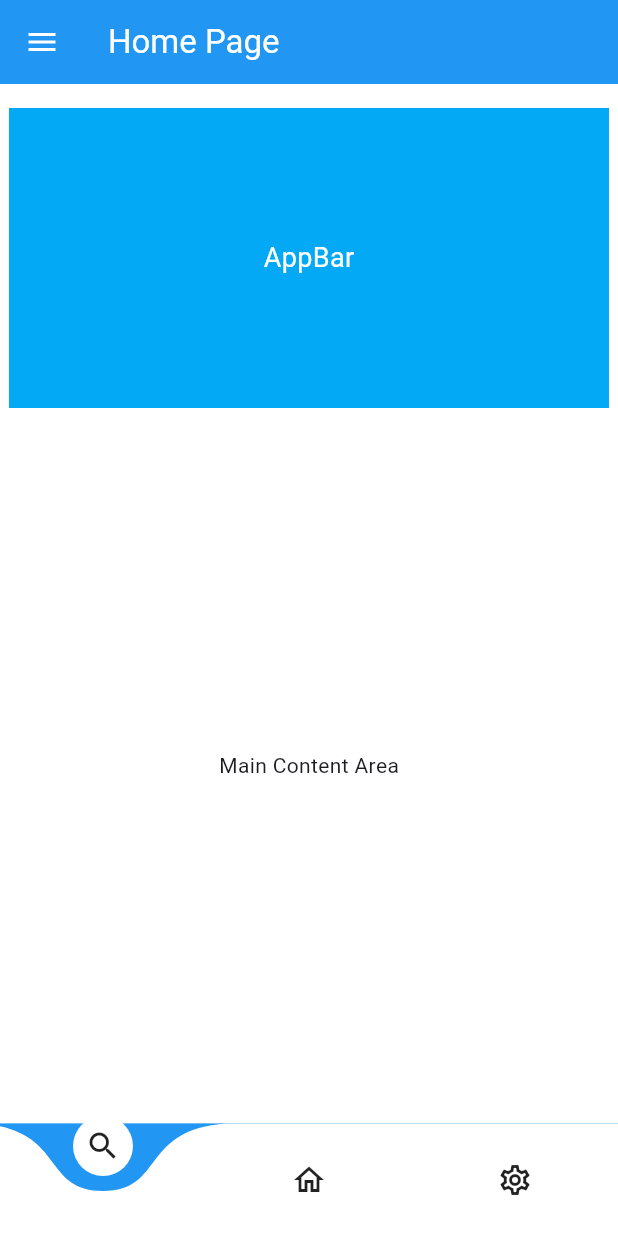
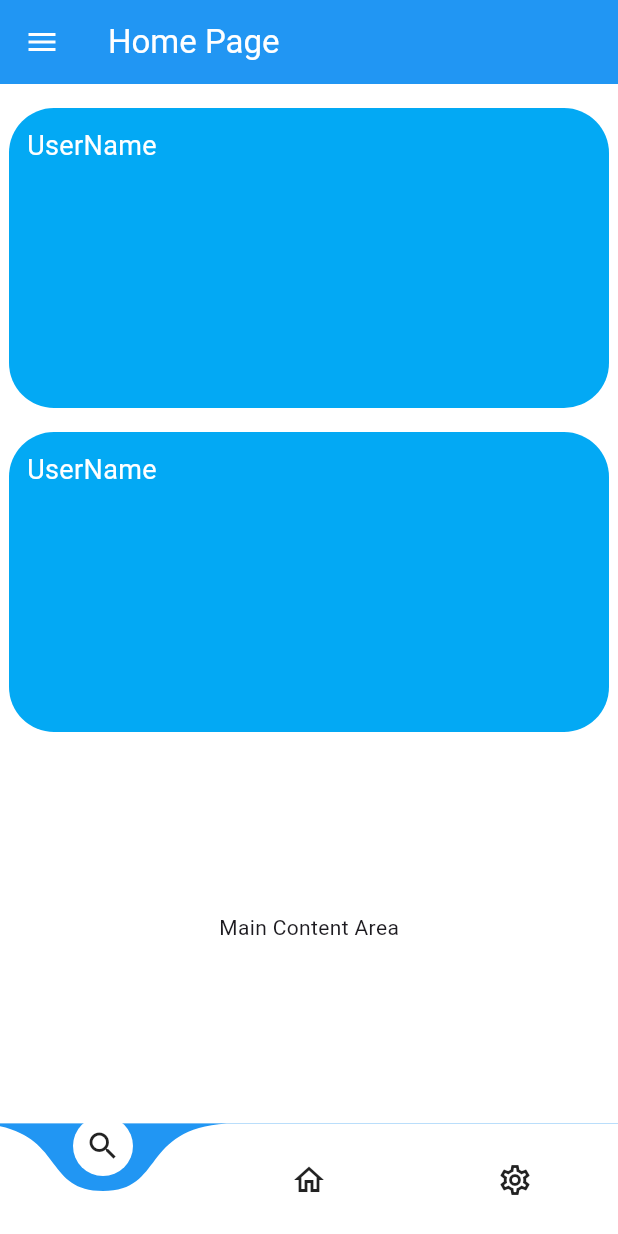
Before and after one commit to DipakSingh0/Major, a Flutter app: the screen it shows after launch, on a phone screen of 412 x 824 dp. Run offline on Flutter 3.47's test engine with Material 3 defaults, Android fonts, the phone set to English and light mode, and no system bars; drawn by our look-alikes of curved_navigation_bar; our stand-ins replace smooth_page_indicator.

Commit message:
edited homepage

```diff
--- a/lib/insideapp/home_page.dart
+++ b/lib/insideapp/home_page.dart
@@ -149,16 +149,22 @@ class _HomePageState extends State<HomePage>
 
     var myChild = Container(
       color: Theme.of(context).scaffoldBackgroundColor,
+      child: Center(
         child: Column(
           children: [
             Container(
               height: 200,
               width: 400,
+              decoration: BoxDecoration(
                  color: Colors.lightBlue,
+                borderRadius: BorderRadius.circular(30)
+              ),
               margin: const EdgeInsets.only(top: 16.0),
-            child: Center(
+              child: Padding(
+                padding: const EdgeInsets.only(left:12.0 , top:12.0),
                 child: Text(
-                'AppBar',
+
+                  'UserName',
                   style: TextStyle(
                     color: Colors.white,
                     fontSize: 18,
@@ -166,12 +172,33 @@ class _HomePageState extends State<HomePage>
                 ),
               ),
             ),
+            Container(
+              height: 200,
+              width: 400,
+              decoration: BoxDecoration(
+                  color: Colors.lightBlue,
+                  borderRadius: BorderRadius.circular(30)),
+              margin: const EdgeInsets.only(top: 16.0),
+              child: Padding(
+                padding: const EdgeInsets.only(left: 12.0, top: 12.0),
+
+                child: Text(
+                  'UserName',
+                  style: TextStyle(
+                    color: Colors.white,
+                    fontSize: 18,
+                  ),
+                ),
+              ),
+            ),
+
             Expanded(
               child: Center(
                 child: Text('Main Content Area'),
               ),
             ),
           ],
+        ),
       ),
     );
 
```
Lines whose indentation alone changed are shown as unchanged.
